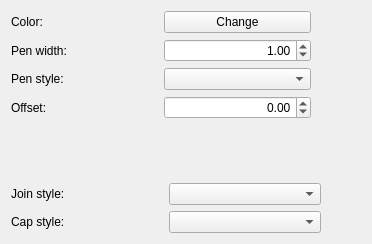
The window that qgis/src/ui/symbollayer/widget_simpleline.ui (sourcepole/qgis) describes before a commit, drawn with Qt 5.
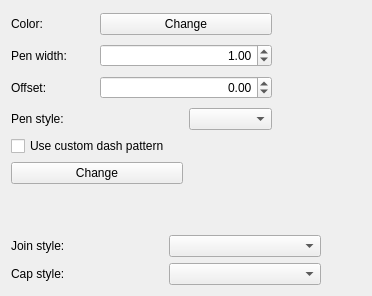
The same window after the commit. Custom widgets are drawn as their Qt base class.

Commit message: Added option for custom dash-space pattern in simple line symbollayer

Patch:
```diff
--- a/qgis/src/ui/symbollayer/widget_simpleline.ui
+++ b/qgis/src/ui/symbollayer/widget_simpleline.ui
@@ -6,16 +6,16 @@
    <rect>
     <x>0</x>
     <y>0</y>
-    <width>368</width>
-    <height>244</height>
+    <width>358</width>
+    <height>296</height>
    </rect>
   </property>
   <property name="windowTitle">
    <string>Form</string>
   </property>
-  <layout class="QVBoxLayout" name="verticalLayout">
-   <item>
-    <layout class="QGridLayout">
+  <layout class="QGridLayout" name="gridLayout_2">
+   <item row="0" column="0">
+    <layout class="QGridLayout" name="gridLayout">
      <item row="0" column="0">
       <widget class="QLabel" name="label">
        <property name="text">
@@ -23,7 +23,7 @@
        </property>
       </widget>
      </item>
-     <item row="0" column="1">
+     <item row="0" column="1" colspan="2">
       <widget class="QgsColorButtonV2" name="btnChangeColor">
        <property name="sizePolicy">
         <sizepolicy hsizetype="Preferred" vsizetype="Fixed">
@@ -36,7 +36,7 @@
        </property>
       </widget>
      </item>
-     <item row="0" column="2" rowspan="4">
+     <item row="0" column="3" rowspan="3">
       <spacer>
        <property name="orientation">
         <enum>Qt::Horizontal</enum>
@@ -59,24 +59,36 @@
        </property>
       </widget>
      </item>
+     <item row="1" column="1" colspan="2">
+      <widget class="QDoubleSpinBox" name="spinWidth">
+       <property name="sizePolicy">
+        <sizepolicy hsizetype="Preferred" vsizetype="Fixed">
+         <horstretch>0</horstretch>
+         <verstretch>0</verstretch>
+        </sizepolicy>
+       </property>
+       <property name="alignment">
+        <set>Qt::AlignRight|Qt::AlignTrailing|Qt::AlignVCenter</set>
+       </property>
+       <property name="decimals">
+        <number>2</number>
+       </property>
+       <property name="maximum">
+        <double>100000.000000000000000</double>
+       </property>
+       <property name="value">
+        <double>1.000000000000000</double>
+       </property>
+      </widget>
+     </item>
      <item row="2" column="0">
-      <widget class="QLabel" name="label_3">
-       <property name="text">
-        <string>Pen style:</string>
-       </property>
-      </widget>
-     </item>
-     <item row="2" column="1">
-      <widget class="QgsPenStyleComboBox" name="cboPenStyle"/>
-     </item>
-     <item row="3" column="0">
       <widget class="QLabel" name="label_4">
        <property name="text">
         <string>Offset:</string>
        </property>
       </widget>
      </item>
-     <item row="3" column="1">
+     <item row="2" column="1" colspan="2">
       <widget class="QDoubleSpinBox" name="spinOffset">
        <property name="alignment">
         <set>Qt::AlignRight|Qt::AlignTrailing|Qt::AlignVCenter</set>
@@ -92,31 +104,33 @@
        </property>
       </widget>
      </item>
-     <item row="1" column="1">
-      <widget class="QDoubleSpinBox" name="spinWidth">
-       <property name="sizePolicy">
-        <sizepolicy hsizetype="Preferred" vsizetype="Fixed">
-         <horstretch>0</horstretch>
-         <verstretch>0</verstretch>
-        </sizepolicy>
+     <item row="3" column="0">
+      <widget class="QLabel" name="label_3">
+       <property name="text">
+        <string>Pen style:</string>
        </property>
-       <property name="alignment">
-        <set>Qt::AlignRight|Qt::AlignTrailing|Qt::AlignVCenter</set>
+      </widget>
+     </item>
+     <item row="3" column="2">
+      <widget class="QgsPenStyleComboBox" name="cboPenStyle"/>
+     </item>
+     <item row="4" column="0" colspan="4">
+      <widget class="QCheckBox" name="mCustomCheckBox">
+       <property name="text">
+        <string>Use custom dash pattern</string>
        </property>
-       <property name="decimals">
-        <number>2</number>
-       </property>
-       <property name="maximum">
-        <double>100000.000000000000000</double>
-       </property>
-       <property name="value">
-        <double>1.000000000000000</double>
+      </widget>
+     </item>
+     <item row="5" column="0" colspan="2">
+      <widget class="QPushButton" name="mChangePatternButton">
+       <property name="text">
+        <string>Change</string>
        </property>
       </widget>
      </item>
     </layout>
    </item>
-   <item>
+   <item row="1" column="0">
     <spacer>
      <property name="orientation">
       <enum>Qt::Vertical</enum>
@@ -129,7 +143,7 @@
      </property>
     </spacer>
    </item>
-   <item>
+   <item row="2" column="0">
     <layout class="QGridLayout" name="gridLayout_1">
      <item row="0" column="0">
       <widget class="QLabel" name="label_5">
```
The commit also changes 10 other files.
